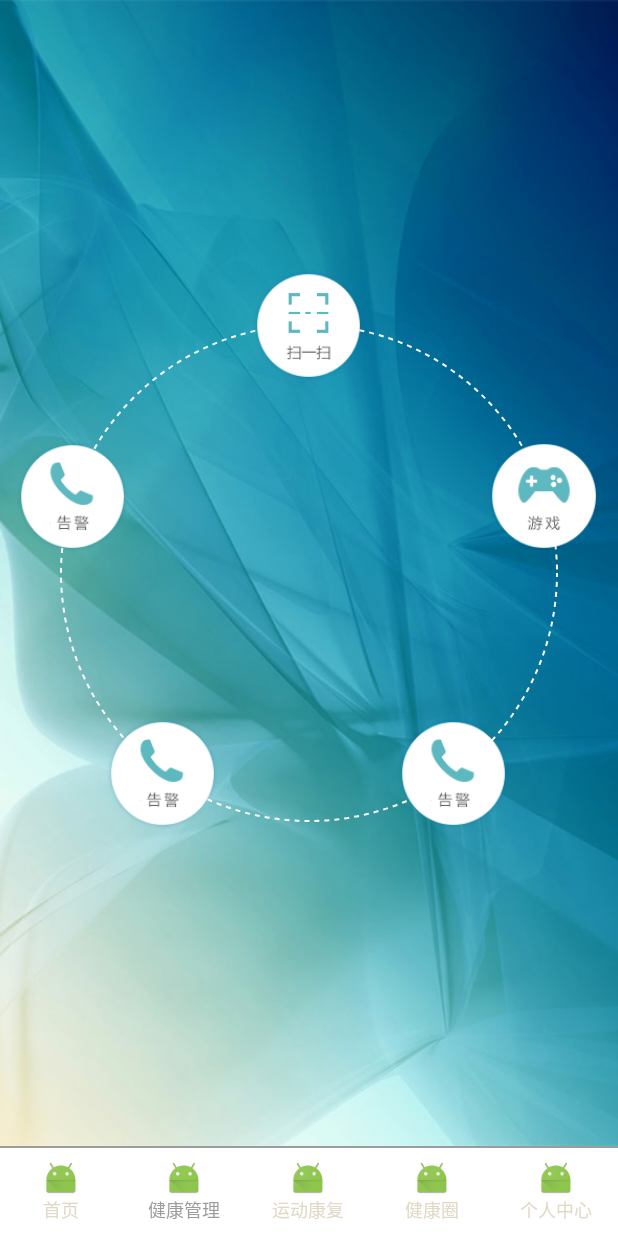
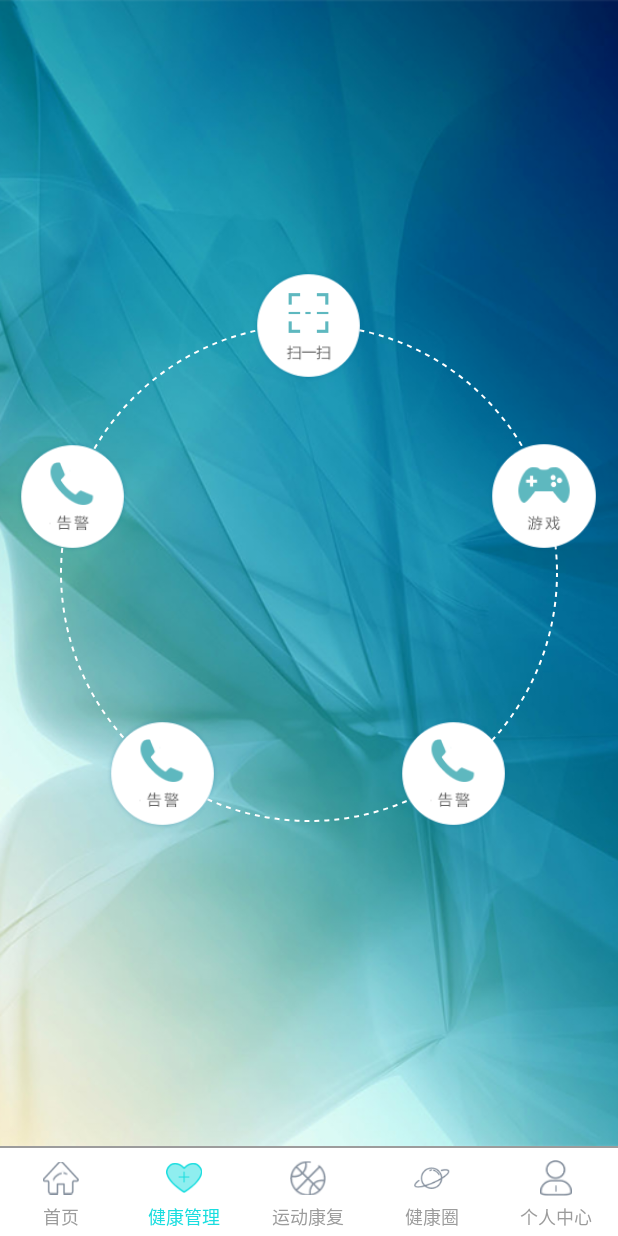
Before and after one commit to BreadLzf/healthy, an Android app: the screen it shows after launch (HomeActivity), after a tap on "健康管理", on a phone screen of 412 x 824 dp. Run offline under Robolectric (Android 15) with nearby library versions, the light colour scheme and no system bars; 1 other tap on this screen came first.

Commit message:
调整首页的ui

```diff
--- a/app/src/main/java/healthy/tichuang/com/ui/home/HomeActivity.java
+++ b/app/src/main/java/healthy/tichuang/com/ui/home/HomeActivity.java
@@ -95,7 +95,7 @@ public class HomeActivity extends BaseActivity implements View.OnClickListener {
         user_center_tv = (TextView) findViewById(R.id.tv_user_center);
         initClick();
         initData();
-        testUrl();
+//        testUrl();
 
     }
 
@@ -109,9 +109,8 @@ public class HomeActivity extends BaseActivity implements View.OnClickListener {
 
 
     private void initData() {
-
-        selectColor = getResources().getColor(R.color.grey);
-        unSelectColor = getResources().getColor(R.color.read_random_widget_bg);
+        selectColor = getResources().getColor(R.color.login_base_color);
+        unSelectColor = getResources().getColor(R.color.grey);
 
         String[] tagString = {"home_page", "healthy_manger", "sport_recover", "healthy_circle", "user_center"};
         fragments = new Fragment[5];
@@ -215,24 +214,24 @@ public class HomeActivity extends BaseActivity implements View.OnClickListener {
         resetColor();
         switch (pos) {
             case 0:
-                home_page_image.setImageResource(R.mipmap.ic_launcher);
+                home_page_image.setImageResource(R.drawable.home_first_light);
                 home_page_tv.setTextColor(selectColor);
                 break;
             case 1:
-                healthy_manger_image.setImageResource(R.mipmap.ic_launcher);
+                healthy_manger_image.setImageResource(R.drawable.home_manger_light);
                 healthy_manger_tv.setTextColor(selectColor);
                 break;
             case 2:
-                sport_recover_image.setImageResource(R.mipmap.ic_launcher);
+                sport_recover_image.setImageResource(R.drawable.home_sport_light);
                 sport_recover_tv.setTextColor(selectColor);
                 break;
             case 3:
-                healthy_circle_image.setImageResource(R.mipmap.ic_launcher);
+                healthy_circle_image.setImageResource(R.drawable.home_circle_light);
                 healthy_circle_tv.setTextColor(selectColor);
                 break;
 
             case 4:
-                user_center_image.setImageResource(R.mipmap.ic_launcher);
+                user_center_image.setImageResource(R.drawable.home_person_light);
                 user_center_tv.setTextColor(selectColor);
                 break;
         }
@@ -240,11 +239,11 @@ public class HomeActivity extends BaseActivity implements View.OnClickListener {
 
 
     public void resetColor() {
-        home_page_image.setImageResource(R.mipmap.ic_launcher);
-        healthy_manger_image.setImageResource(R.mipmap.ic_launcher);
-        sport_recover_image.setImageResource(R.mipmap.ic_launcher);
-        healthy_circle_image.setImageResource(R.mipmap.ic_launcher);
-        user_center_image.setImageResource(R.mipmap.ic_launcher);
+        home_page_image.setImageResource(R.drawable.home_first_normal);
+        healthy_manger_image.setImageResource(R.drawable.home_manger_normal);
+        sport_recover_image.setImageResource(R.drawable.home_sport_normal);
+        healthy_circle_image.setImageResource(R.drawable.home_circle_normal);
+        user_center_image.setImageResource(R.drawable.home_person_normal);
         home_page_tv.setTextColor(unSelectColor);
         healthy_manger_tv.setTextColor(unSelectColor);
         sport_recover_tv.setTextColor(unSelectColor);
--- a/app/src/main/res/layout/main_bottom_layout.xml
+++ b/app/src/main/res/layout/main_bottom_layout.xml
@@ -1,14 +1,14 @@
 <?xml version="1.0" encoding="utf-8"?>
 <LinearLayout xmlns:android="http://schemas.android.com/apk/res/android"
-    android:layout_width="match_parent"
-    android:layout_height="60dp"
-    android:background="@color/white_90"
-    android:orientation="vertical">
+              android:layout_width="match_parent"
+              android:layout_height="60dp"
+              android:background="@color/white_90"
+              android:orientation="vertical">
 
     <View
         android:layout_width="match_parent"
         android:layout_height="1dp"
-        android:background="@color/grey" />
+        android:background="@color/grey"/>
 
     <LinearLayout
         android:layout_width="match_parent"
@@ -31,7 +31,9 @@
                     android:layout_width="24dp"
                     android:layout_height="24dp"
                     android:layout_centerHorizontal="true"
-                    android:src="@mipmap/ic_launcher" />
+                    android:layout_marginTop="@dimen/dp_8"
+                    android:src="@drawable/home_first_light"
+                    />
 
                 <TextView
                     android:id="@+id/tv_home_page"
@@ -39,15 +41,16 @@
                     android:layout_height="wrap_content"
                     android:layout_below="@id/img_home_page"
                     android:layout_centerHorizontal="true"
+                    android:layout_marginBottom="5dp"
+                    android:layout_marginTop="4.5dp"
                     android:text="首页"
-                    android:textColor="@color/grey"
-                    android:textSize="12sp" />
+                    android:textColor="@color/login_base_color"
+                    android:textSize="12sp"/>
             </RelativeLayout>
 
         </RelativeLayout>
 
         <RelativeLayout
-
             android:layout_width="0dp"
             android:layout_height="match_parent"
             android:layout_weight="1">
@@ -63,7 +66,9 @@
                     android:layout_width="24dp"
                     android:layout_height="24dp"
                     android:layout_centerHorizontal="true"
-                    android:src="@mipmap/ic_launcher" />
+                    android:layout_marginTop="@dimen/dp_8"
+                    android:src="@drawable/home_manger_normal"
+                    />
 
                 <TextView
                     android:id="@+id/tv_health_manger"
@@ -71,9 +76,11 @@
                     android:layout_height="wrap_content"
                     android:layout_below="@id/img_health_manger"
                     android:layout_centerHorizontal="true"
+                    android:layout_marginBottom="5dp"
+                    android:layout_marginTop="4.5dp"
                     android:text="健康管理"
                     android:textColor="@color/grey"
-                    android:textSize="12sp" />
+                    android:textSize="12sp"/>
             </RelativeLayout>
         </RelativeLayout>
 
@@ -94,17 +101,23 @@
                     android:layout_width="24dp"
                     android:layout_height="24dp"
                     android:layout_centerHorizontal="true"
-                    android:src="@mipmap/ic_launcher" />
+
+                    android:layout_marginTop="@dimen/dp_8"
+                    android:src="@drawable/home_sport_normal"
+                    />
 
                 <TextView
                     android:id="@+id/tv_sport_recover"
                     android:layout_width="wrap_content"
                     android:layout_height="wrap_content"
+                    android:layout_below="@+id/img_sport_recover"
                     android:layout_centerHorizontal="true"
+                    android:layout_marginBottom="5dp"
+                    android:layout_marginTop="4.5dp"
                     android:text="运动康复"
                     android:textColor="@color/grey"
-                    android:textSize="12sp"
-                    android:layout_below="@+id/img_sport_recover" />
+
+                    android:textSize="12sp"/>
             </RelativeLayout>
         </RelativeLayout>
 
@@ -125,8 +138,11 @@
                     android:id="@+id/img_health_circle"
                     android:layout_width="24dp"
                     android:layout_height="24dp"
+
                     android:layout_centerHorizontal="true"
-                    android:src="@mipmap/ic_launcher" />
+                    android:layout_marginTop="@dimen/dp_8"
+                    android:src="@drawable/home_circle_normal"
+                    />
 
                 <TextView
                     android:id="@+id/tv_health_circle"
@@ -134,9 +150,12 @@
                     android:layout_height="wrap_content"
                     android:layout_below="@id/img_health_circle"
                     android:layout_centerHorizontal="true"
+                    android:layout_marginBottom="5dp"
+                    android:layout_marginTop="4.5dp"
                     android:text="健康圈"
+
                     android:textColor="@color/grey"
-                    android:textSize="12sp" />
+                    android:textSize="12sp"/>
             </RelativeLayout>
         </RelativeLayout>
 
@@ -157,7 +176,9 @@
                     android:layout_width="24dp"
                     android:layout_height="24dp"
                     android:layout_centerHorizontal="true"
-                    android:src="@mipmap/ic_launcher" />
+                    android:layout_marginTop="@dimen/dp_8"
+                    android:src="@drawable/home_person_normal"
+                    />
 
                 <TextView
                     android:id="@+id/tv_user_center"
@@ -165,9 +186,12 @@
                     android:layout_height="wrap_content"
                     android:layout_below="@id/img_user_center"
                     android:layout_centerHorizontal="true"
+                    android:layout_marginBottom="5dp"
+                    android:layout_marginTop="4.5dp"
                     android:text="个人中心"
+
                     android:textColor="@color/grey"
-                    android:textSize="12sp" />
+                    android:textSize="12sp"/>
             </RelativeLayout>
         </RelativeLayout>
 
```
Also changed, not shown: app/src/main/res/drawable-xxhdpi/home_arrow.png (added), app/src/main/res/drawable-xxhdpi/home_banner.png (added), app/src/main/res/drawable-xxhdpi/home_big.png (added), app/src/main/res/drawable-xxhdpi/home_circle_light.png (added), app/src/main/res/drawable-xxhdpi/home_circle_normal.png (added), app/src/main/res/drawable-xxhdpi/home_first_light.png (added), app/src/main/res/drawable-xxhdpi/home_first_normal.png (added), app/src/main/res/drawable-xxhdpi/home_logo.png (added), app/src/main/res/drawable-xxhdpi/home_manger_light.png (added), app/src/main/res/drawable-xxhdpi/home_manger_normal.png (added), app/src/main/res/drawable-xxhdpi/home_medicines.png (added), app/src/main/res/drawable-xxhdpi/home_message.png (added), app/src/main/res/drawable-xxhdpi/home_person_light.png (added), app/src/main/res/drawable-xxhdpi/home_person_normal.png (added), 4 more files.
